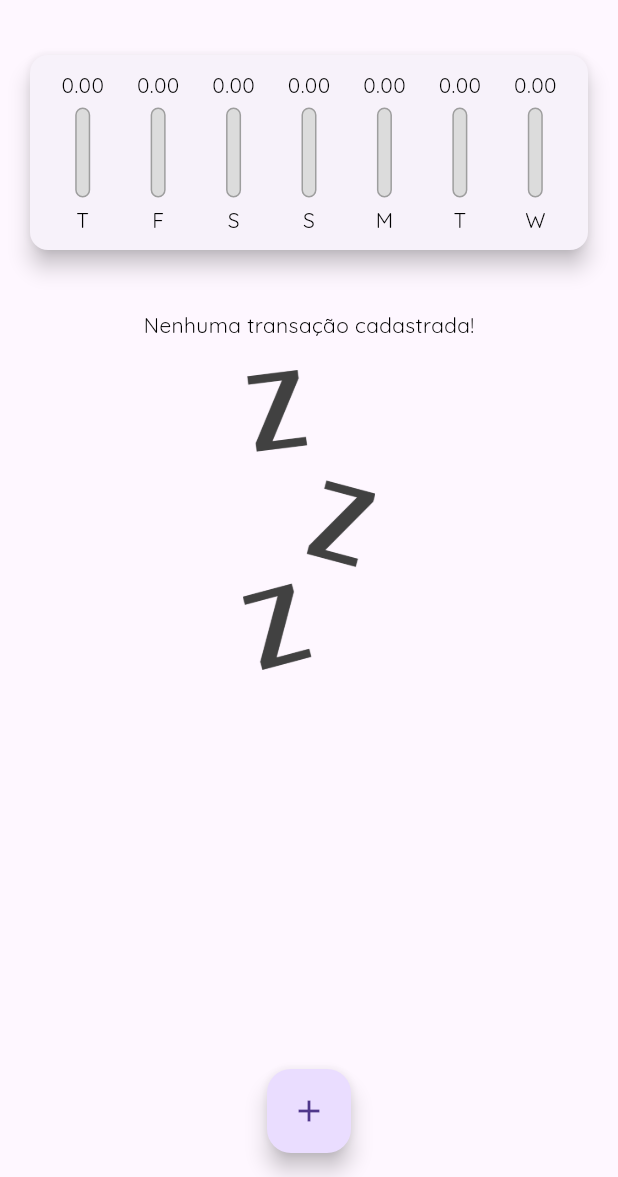
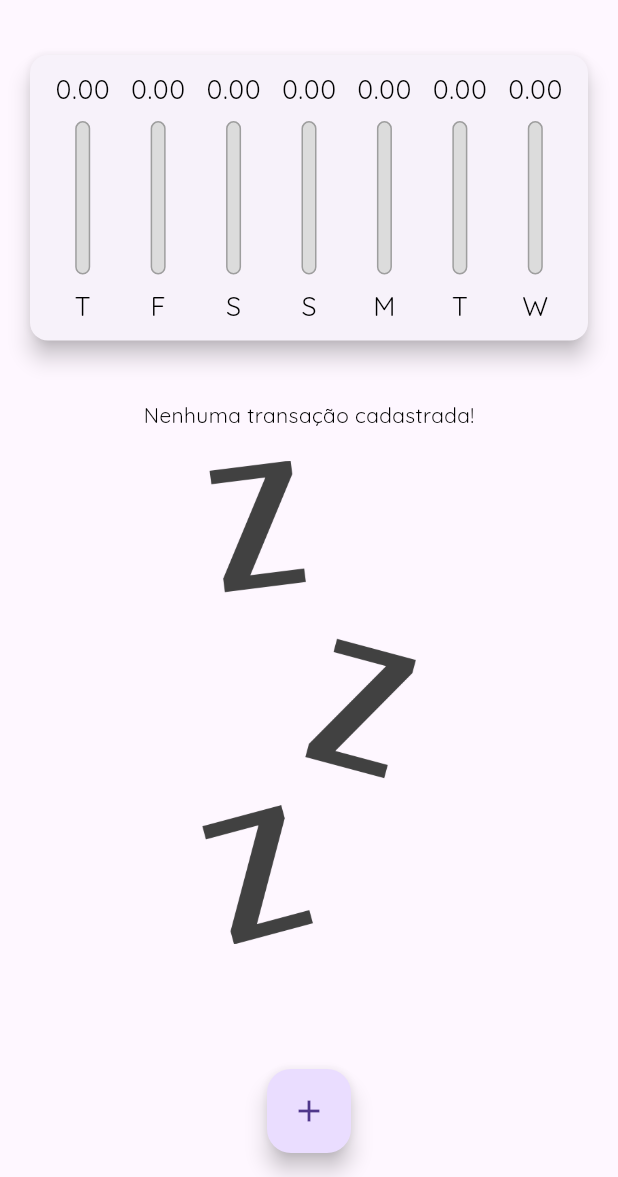
Before and after one commit to CantarinoG/expenses-app, a Flutter app: the screen it shows after launch, on a phone screen of 412 x 824 dp, the part 59-1236 px from its top. Run offline on Flutter 3.47's test engine with Material 3 defaults, Android fonts, the phone set to English and light mode, and no system bars.

Commit message:
Add responsive features

```diff
--- a/lib/components/chartBar.dart
+++ b/lib/components/chartBar.dart
@@ -13,14 +13,16 @@ class ChartBar extends StatelessWidget {
 
   @override
   Widget build(BuildContext context) {
+    return LayoutBuilder(
+      builder: (ctx, constraints) {
         return Column(
           children: <Widget>[
             Container(
-            height: 20,
+                height: constraints.maxHeight * 0.15,
                 child: FittedBox(child: Text(value.toStringAsFixed(2)))),
-        SizedBox(height: 5),
+            SizedBox(height: constraints.maxHeight * 0.05),
             Container(
-          height: 60,
+              height: constraints.maxHeight * 0.6,
               width: 10,
               child: Stack(
                 alignment: Alignment.bottomCenter,
@@ -46,9 +48,13 @@ class ChartBar extends StatelessWidget {
                 ],
               ),
             ),
-        SizedBox(height: 5),
-        Text(label)
+            SizedBox(height: constraints.maxHeight * 0.05),
+            Container(
+                height: constraints.maxHeight * 0.15,
+                child: FittedBox(child: Text(label)))
           ],
+        );
+      },
     );
   }
 }
--- a/lib/components/transactionList.dart
+++ b/lib/components/transactionList.dart
@@ -10,10 +10,10 @@ class TransactionList extends StatelessWidget {
 
   @override
   Widget build(BuildContext context) {
-    return Container(
-      height: 800,
-      child: transactions.isEmpty
-          ? Column(
+    return transactions.isEmpty
+        ? LayoutBuilder(builder: (ctx, constraints) {
+            return Center(
+              child: Column(
                 children: <Widget>[
                   SizedBox(
                     height: 20,
@@ -26,14 +26,16 @@ class TransactionList extends StatelessWidget {
                     height: 20,
                   ),
                   Container(
-                  height: 200,
+                    height: constraints.maxHeight * 0.6,
                     child: Image.asset(
                       'assets/images/waiting.png',
                       fit: BoxFit.cover,
                     ),
                   )
                 ],
-            )
+              ),
+            );
+          })
         : ListView.builder(
             itemCount: transactions.length,
             itemBuilder: (context, index) {
@@ -56,7 +58,17 @@ class TransactionList extends StatelessWidget {
                     style: Theme.of(context).textTheme.titleLarge,
                   ),
                   subtitle: Text(DateFormat('d MMM y').format(tr.date)),
-                    trailing: IconButton(
+                  trailing: MediaQuery.of(context).size.width > 400
+                      ? TextButton.icon(
+                          onPressed: () {
+                            deleteFn(tr.id);
+                          },
+                          icon: Icon(
+                            Icons.delete,
+                            color: Colors.red,
+                          ),
+                          label: Text("Delete"))
+                      : IconButton(
                           onPressed: () {
                             deleteFn(tr.id);
                           },
@@ -68,7 +80,6 @@ class TransactionList extends StatelessWidget {
                 ),
               );
             },
-            ),
           );
   }
 }
--- a/lib/main.dart
+++ b/lib/main.dart
@@ -4,6 +4,7 @@ import 'package:expenses/components/transactionForm.dart';
 import 'package:expenses/components/transactionList.dart';
 import 'package:expenses/models/transaction.dart';
 import 'package:flutter/material.dart';
+//import 'package:flutter/services.dart';
 
 void main() {
   runApp(const ExpensesApp());
@@ -11,9 +12,12 @@ void main() {
 
 class ExpensesApp extends StatelessWidget {
   const ExpensesApp({super.key});
+
   @override
   Widget build(BuildContext context) {
     final ThemeData tema = ThemeData();
+
+    //SystemChrome.setPreferredOrientations([DeviceOrientation.portraitUp]);
 
     return MaterialApp(
       home: HomePage(),
@@ -42,6 +46,7 @@ class HomePage extends StatefulWidget {
 
 class _HomePageState extends State<HomePage> {
   final List<Transaction> _transactions = [];
+  bool _showChart = false;
 
   _openTransactionFormModal(BuildContext context) {
     showModalBottomSheet(
@@ -80,24 +85,48 @@ class _HomePageState extends State<HomePage> {
 
   @override
   Widget build(BuildContext context) {
-    return Scaffold(
-        appBar: AppBar(
+    final mediaQuery = MediaQuery.of(context);
+    bool isLandscape = mediaQuery.orientation == Orientation.landscape;
+
+    final appBar = AppBar(
       title: Text("Despesas Pessoais"),
       actions: <Widget>[
+        if (isLandscape)
+          IconButton(
+              onPressed: () {
+                setState(() {
+                  _showChart = !_showChart;
+                });
+              },
+              icon: Icon(_showChart ? Icons.list : Icons.bar_chart)),
         IconButton(
             onPressed: () {
               _openTransactionFormModal(context);
             },
             icon: Icon(Icons.add))
       ],
-        ),
+    );
+
+    final availableHeight = mediaQuery.size.height -
+        appBar.preferredSize.height -
+        mediaQuery.padding.top;
+
+    return Scaffold(
+        appBar: appBar,
         body: SingleChildScrollView(
           child: Column(
             children: <Widget>[
-              Chart(recentTransactions: _recentTransactions),
-              TransactionList(
+              if (_showChart || !isLandscape)
+                Container(
+                    height: availableHeight * (isLandscape ? 0.7 : 0.3),
+                    child: Chart(recentTransactions: _recentTransactions)),
+              if (!_showChart || !isLandscape)
+                Container(
+                  height: availableHeight * (isLandscape ? 1 : 0.7),
+                  child: TransactionList(
                     transactions: _transactions,
                     deleteFn: _deleteTransaction,
+                  ),
                 ),
             ],
           ),
```
Also changed, not shown: lib/components/transactionForm.dart (+8 -2 lines). Lines whose indentation alone changed are shown as unchanged.
